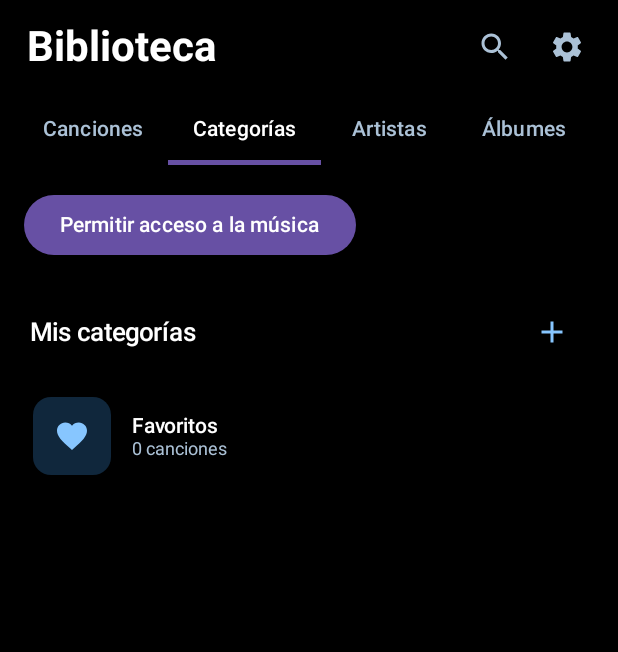
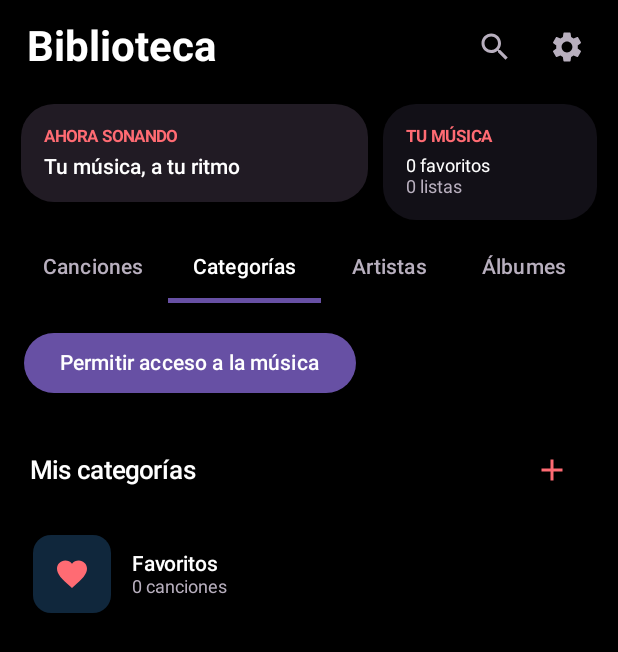
Before and after one commit to Liox269/ambermusic, an Android app built with Jetpack Compose: the composable LibraryAndArtistScreens called with empty values, tab 2 chosen, on a phone screen of 412 x 824 dp. Shown: the top 652 px of the screen. Run offline under Robolectric (Android 15) with nearby library versions, the phone set to English and light mode, and no system bars; 1 statement that could not run was skipped.

Commit message:
feat(android): iniciar rediseño coral y compilación APK en Actions

```diff
--- a/android/app/build.gradle.kts
+++ b/android/app/build.gradle.kts
@@ -12,8 +12,8 @@ android {
         applicationId = "dev.liox.ambermusic"
         minSdk = 31
         targetSdk = 35
-        versionCode = 143
-        versionName = "1.4.5"
+        versionCode = 230
+        versionName = "2.3.0-beta1"
         testInstrumentationRunner = "androidx.test.runner.AndroidJUnitRunner"
     }
 
--- a/android/app/src/main/java/dev/liox/ambermusic/MainActivity.kt
+++ b/android/app/src/main/java/dev/liox/ambermusic/MainActivity.kt
@@ -91,11 +91,7 @@ class MainActivity : ComponentActivity() {
             statusBarStyle = SystemBarStyle.dark(android.graphics.Color.TRANSPARENT),
             navigationBarStyle = SystemBarStyle.dark(android.graphics.Color.TRANSPARENT)
         )
-        // Ask the device for its fastest 120 Hz-compatible mode. HyperOS keeps final control.
-        val availableRates = display?.supportedModes?.map { it.refreshRate }.orEmpty()
-        val requestedRate = availableRates.filter { it <= 120.5f }.maxOrNull()
-            ?: availableRates.maxOrNull() ?: 60f
-        window.attributes = window.attributes.apply { preferredRefreshRate = requestedRate }
+        // Keep the refresh rate adaptive to avoid unnecessary battery drain.
         setContent {
             val originalType = Typography()
             val appType = originalType.copy(
--- a/android/app/src/main/java/dev/liox/ambermusic/settings/AmberSettings.kt
+++ b/android/app/src/main/java/dev/liox/ambermusic/settings/AmberSettings.kt
@@ -7,7 +7,7 @@ import kotlinx.coroutines.flow.StateFlow
 /** Small settings store: no network, no polling and no database migration. */
 class AmberSettings(context: Context) {
     private val prefs = context.applicationContext.getSharedPreferences("amber_settings", Context.MODE_PRIVATE)
-    private val _theme = MutableStateFlow(dev.liox.ambermusic.ui.AmberPalettes.fromId(prefs.getString("theme", "blue") ?: "blue").id)
+    private val _theme = MutableStateFlow(dev.liox.ambermusic.ui.AmberPalettes.fromId(prefs.getString("theme", "coral") ?: "coral").id)
     private val _offload = MutableStateFlow(prefs.getBoolean("offload", false))
     val theme: StateFlow<String> = _theme
     val offload: StateFlow<Boolean> = _offload
--- a/android/app/src/main/java/dev/liox/ambermusic/ui/AmberTheme.kt
+++ b/android/app/src/main/java/dev/liox/ambermusic/ui/AmberTheme.kt
@@ -17,6 +17,7 @@ data class AmberPalette(
 
 object AmberPalettes {
     val all = listOf(
+        AmberPalette("coral", "AmberMusic Coral", Color(0xFFFF6B73), Color(0xFFFF9AA0), Color(0xFF121017), Color(0xFF211B24), Color(0xFFB8AFBE)),
         AmberPalette("blue", "Azul nocturno", Color(0xFF87C6FF), Color(0xFF7FADCE), Color(0xFF0B1626), Color(0xFF14263B), Color(0xFFABC1D6)),
         AmberPalette("aigis", "Aigis rosa", Color(0xFFFFB1CB), Color(0xFFE39CB4), Color(0xFF230E1B), Color(0xFF3B1C2E), Color(0xFFF0C1CF)),
         AmberPalette("violet", "Violeta noche", Color(0xFFC4ABFF), Color(0xFFB59ADF), Color(0xFF191229), Color(0xFF29203C), Color(0xFFCDBCE5)),
--- a/android/app/src/main/java/dev/liox/ambermusic/ui/LibraryAndArtistScreens.kt
+++ b/android/app/src/main/java/dev/liox/ambermusic/ui/LibraryAndArtistScreens.kt
@@ -290,6 +290,7 @@ fun LibraryAndArtistScreens(
                     onClick = { viewModel.playFromAlbum(activeAlbum, it) })
             }
             else -> {
+                LibraryFeatureStrip(playing.song?.title, state.favoriteSongs.size, state.playlists.size, onOpenPlayer)
                 ScrollableTabRow(
                     selectedTabIndex = selectedTab, edgePadding = 12.dp,
                     containerColor = bg, contentColor = gold,
@@ -537,6 +538,41 @@ fun LibraryAndArtistScreens(
     }
 }
 
+
+@Composable
+private fun LibraryFeatureStrip(
+    currentTitle: String?,
+    favorites: Int,
+    playlists: Int,
+    openPlayer: () -> Unit
+) {
+    Row(
+        Modifier.fillMaxWidth().padding(horizontal = 14.dp, vertical = 7.dp),
+        horizontalArrangement = Arrangement.spacedBy(10.dp)
+    ) {
+        Column(
+            Modifier.weight(1.3f).clip(RoundedCornerShape(22.dp))
+                .background(LocalAmberPalette.current.surfaceRaised)
+                .clickable(enabled = currentTitle != null, onClick = openPlayer)
+                .padding(15.dp)
+        ) {
+            Text("AHORA SONANDO", color = gold, fontSize = 11.sp, fontWeight = FontWeight.Bold)
+            Spacer(Modifier.height(6.dp))
+            Text(currentTitle ?: "Tu música, a tu ritmo", color = Color.White,
+                maxLines = 1, overflow = TextOverflow.Ellipsis, fontWeight = FontWeight.SemiBold)
+        }
+        Column(
+            Modifier.weight(0.8f).clip(RoundedCornerShape(22.dp))
+                .background(LocalAmberPalette.current.surface).padding(15.dp)
+        ) {
+            Text("TU MÚSICA", color = gold, fontSize = 11.sp, fontWeight = FontWeight.Bold)
+            Spacer(Modifier.height(6.dp))
+            Text("$favorites favoritos", color = Color.White, fontSize = 12.sp)
+            Text("$playlists listas", color = secondary, fontSize = 12.sp)
+        }
+    }
+}
+
 @Composable
 private fun CategoryCreateDialog(onDismiss: () -> Unit, onConfirm: (String) -> Unit) {
     var title by remember { mutableStateOf("") }
```
Also changed, not shown: android/app/src/main/java/dev/liox/ambermusic/ui/ExtrasScreen.kt (+7 -0 lines), android/app/src/main/java/dev/liox/ambermusic/ui/NowPlayingScreen.kt (+19 -1 lines), 1 other file.
